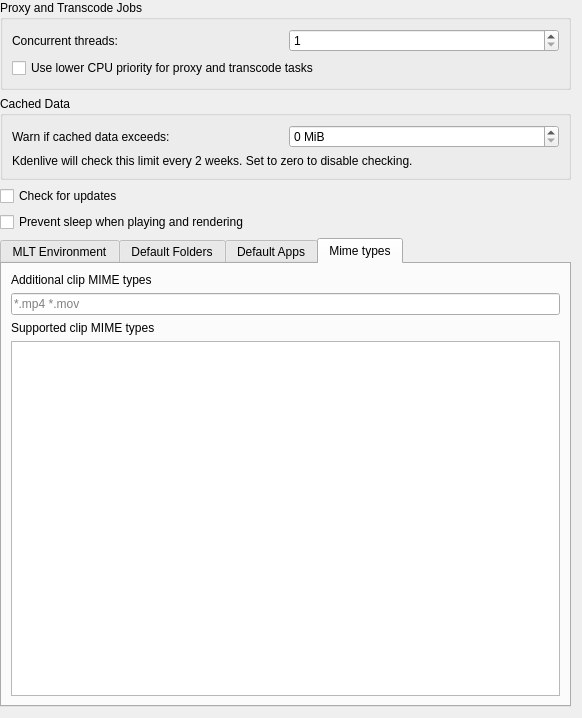
This is src/ui/configenv_ui.ui in KDE/kdenlive as Qt 5 draws it before an edit. The edited form follows.
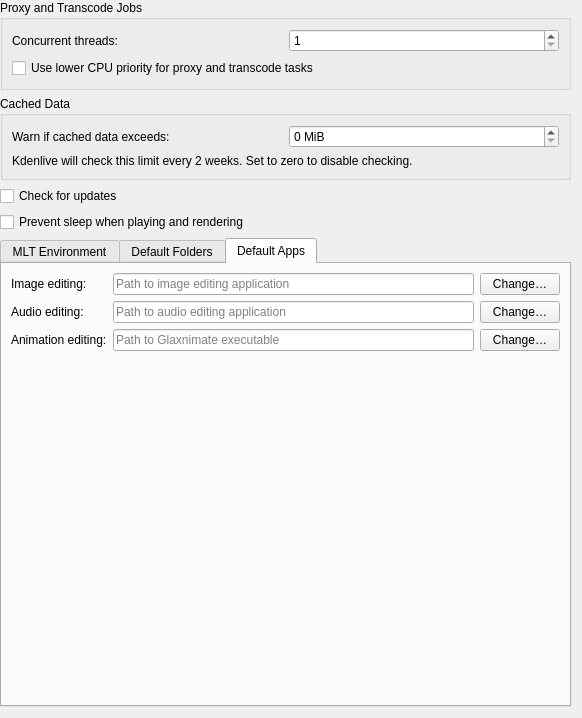
This is the edited form. The open tabs and pages were chosen to show the change. Custom widgets are drawn as their Qt base class.

```diff
--- a/src/ui/configenv_ui.ui
+++ b/src/ui/configenv_ui.ui
@@ -429,41 +429,6 @@
        </item>
       </layout>
      </widget>
-     <widget class="QWidget" name="tab_4">
-      <attribute name="title">
-       <string>Mime types</string>
-      </attribute>
-      <layout class="QGridLayout" name="gridLayout_5">
-       <item row="0" column="0">
-        <widget class="QLabel" name="label_5">
-         <property name="text">
-          <string>Additional clip MIME types</string>
-         </property>
-        </widget>
-       </item>
-       <item row="1" column="0">
-        <widget class="QLineEdit" name="kcfg_addedExtensions">
-         <property name="placeholderText">
-          <string notr="true">*.mp4 *.mov</string>
-         </property>
-        </widget>
-       </item>
-       <item row="2" column="0">
-        <widget class="QLabel" name="label_12">
-         <property name="text">
-          <string>Supported clip MIME types</string>
-         </property>
-        </widget>
-       </item>
-       <item row="3" column="0">
-        <widget class="QPlainTextEdit" name="supportedmimes">
-         <property name="readOnly">
-          <bool>true</bool>
-         </property>
-        </widget>
-       </item>
-      </layout>
-     </widget>
     </widget>
    </item>
   </layout>
```
Left out of the diff: 4 changed lines with no effect on the pictures.
